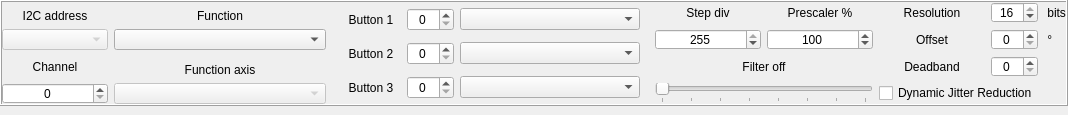
Old version of the form src/widgets/axes/axesextended.ui in the repository invictuscockpits/HOTASConfigurator.
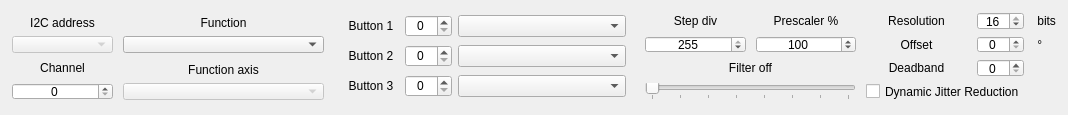
New version of the form. Custom widgets are drawn as their Qt base class.

```diff
--- a/src/widgets/axes/axesextended.ui
+++ b/src/widgets/axes/axesextended.ui
@@ -25,18 +25,36 @@
   <property name="windowTitle">
    <string>Form</string>
   </property>
+  <property name="styleSheet">
+   <string notr="true"> background: rgb(36, 39, 49); /* FLAT_BLACK */
+    
+
+QGroupBox {
+        border: 1px solid rgb(255, 255, 255);
+
+    background: rgb(36, 39, 49); /* FLAT_BLACK if you're using that */
+}
+
+QGroupBox::title {
+    subcontrol-origin: margin;
+    subcontrol-position: top center;
+    padding: 0 3px;
+    color: white;
+    background: transparent;
+}</string>
+  </property>
   <layout class="QVBoxLayout" name="verticalLayout" stretch="0">
    <property name="spacing">
     <number>6</number>
    </property>
    <property name="leftMargin">
-    <number>0</number>
+    <number>6</number>
    </property>
    <property name="topMargin">
-    <number>0</number>
+    <number>6</number>
    </property>
    <property name="rightMargin">
-    <number>0</number>
+    <number>6</number>
    </property>
    <property name="bottomMargin">
     <number>9</number>
@@ -44,23 +62,26 @@
    <item>
     <widget class="QFrame" name="frame">
      <property name="frameShape">
-      <enum>QFrame::Box</enum>
+      <enum>QFrame::Shape::NoFrame</enum>
      </property>
      <property name="frameShadow">
       <enum>QFrame::Raised</enum>
      </property>
      <layout class="QGridLayout" name="layoutG_AxisExtend" columnstretch="1,2,3,1,1,1,0,0" columnminimumwidth="95,0,0,0,0,0,0,0">
       <property name="leftMargin">
-       <number>0</number>
+       <number>6</number>
       </property>
       <property name="topMargin">
-       <number>0</number>
+       <number>6</number>
       </property>
       <property name="rightMargin">
-       <number>0</number>
+       <number>6</number>
       </property>
       <property name="bottomMargin">
-       <number>0</number>
+       <number>6</number>
+      </property>
+      <property name="horizontalSpacing">
+       <number>10</number>
       </property>
       <item row="2" column="0">
        <widget class="QLabel" name="text_chanelEncoder">
```
Left out of the diff: 72 changed lines with no effect on the pictures.
